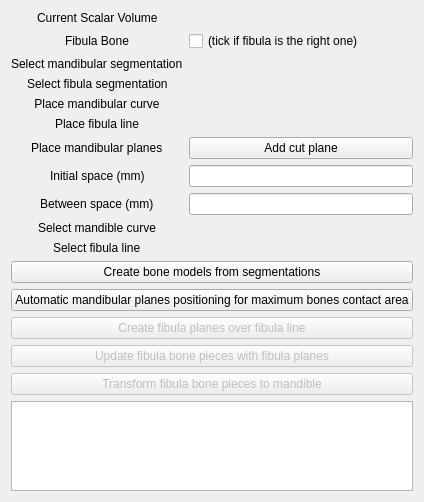
The window that BoneReconstructionPlanner/Resources/UI/BoneReconstructionPlanner.ui (SlicerIGT/SlicerBoneReconstructionPlanner) describes before a commit, drawn with Qt 5.
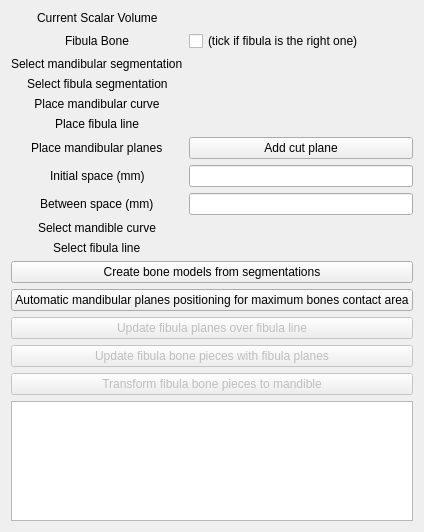
The same window after the commit. Custom widgets are drawn as their Qt base class.

The edit to the form file:
```diff
--- a/BoneReconstructionPlanner/Resources/UI/BoneReconstructionPlanner.ui
+++ b/BoneReconstructionPlanner/Resources/UI/BoneReconstructionPlanner.ui
@@ -7,7 +7,7 @@
     <x>0</x>
     <y>0</y>
     <width>379</width>
-    <height>502</height>
+    <height>532</height>
    </rect>
   </property>
   <layout class="QVBoxLayout" name="verticalLayout">
@@ -240,7 +240,7 @@
       <bool>false</bool>
      </property>
      <property name="text">
-      <string>Create fibula planes over fibula line</string>
+      <string>Update fibula planes over fibula line</string>
      </property>
     </widget>
    </item>
```
